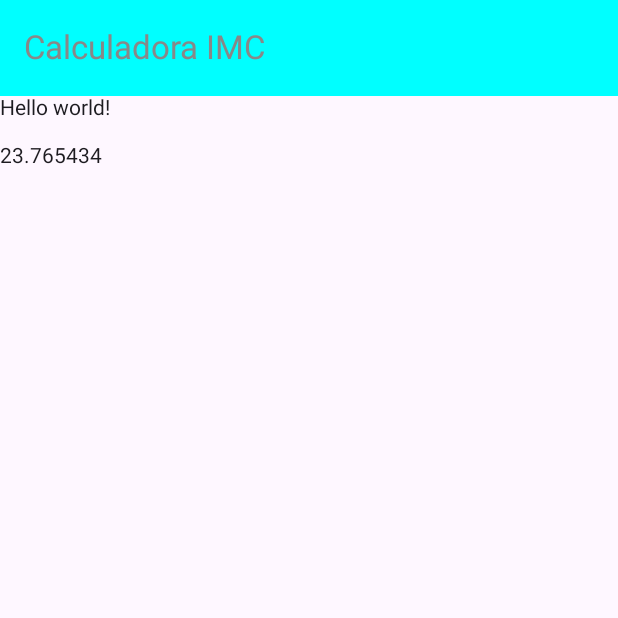
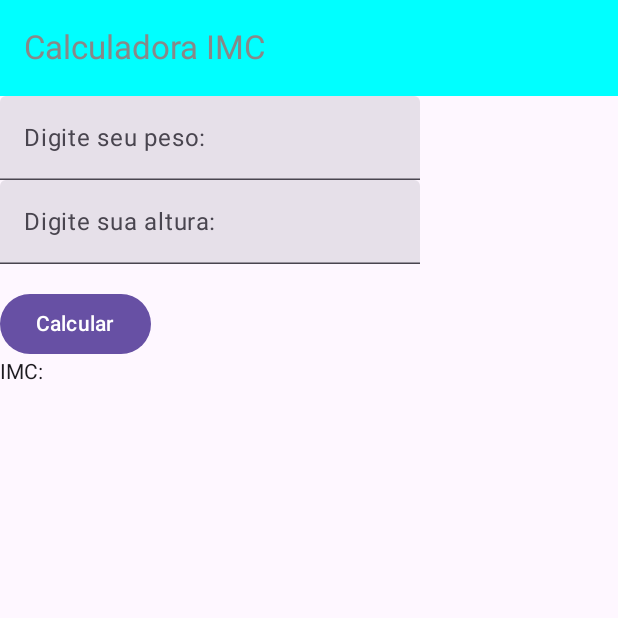
Before and after one commit to eduardorezzadori/IMC-Calculator, an Android app built with Jetpack Compose: the screen it shows after launch (MainActivity), on a phone screen of 412 x 824 dp, the top half of it. Run offline under Robolectric (Android 15) with nearby library versions, the phone set to English and light mode, and no system bars.

Commit message:
chore: criação do layout e do calculo

```diff
--- a/app/src/main/java/com/example/calculadoraimc/MainActivity.kt
+++ b/app/src/main/java/com/example/calculadoraimc/MainActivity.kt
@@ -4,20 +4,29 @@ import android.os.Bundle
 import androidx.activity.ComponentActivity
 import androidx.activity.compose.setContent
 import androidx.activity.enableEdgeToEdge
+import androidx.compose.foundation.layout.Column
+import androidx.compose.foundation.layout.Spacer
 import androidx.compose.foundation.layout.fillMaxSize
+import androidx.compose.foundation.layout.height
 import androidx.compose.foundation.layout.padding
+import androidx.compose.material3.Button
 import androidx.compose.material3.ExperimentalMaterial3Api
 import androidx.compose.material3.Scaffold
 import androidx.compose.material3.Text
+import androidx.compose.material3.TextField
 import androidx.compose.material3.TopAppBar
 import androidx.compose.material3.TopAppBarDefaults
 import androidx.compose.runtime.Composable
+import androidx.compose.runtime.getValue
+import androidx.compose.runtime.mutableStateOf
+import androidx.compose.runtime.remember
+import androidx.compose.runtime.setValue
 import androidx.compose.ui.Modifier
 import androidx.compose.ui.graphics.Color
 import androidx.compose.ui.tooling.preview.Preview
+import androidx.compose.ui.unit.dp
 import com.example.calculadoraimc.ui.theme.CalculadoraIMCTheme
 import kotlin.math.pow
-import kotlin.math.sqrt
 
 class MainActivity : ComponentActivity() {
     override fun onCreate(savedInstanceState: Bundle?) {
@@ -31,13 +40,12 @@ class MainActivity : ComponentActivity() {
 
 @Composable
 @OptIn(ExperimentalMaterial3Api::class)
-fun Home(modifier: Modifier = Modifier) {
+fun Home() {
 
-    var peso: Float = 77F
-    var altura: Float = 1.8F
-
-    var imc: Float = imcCalc(peso, altura)
-
+    var textValuePeso by remember { mutableStateOf("") }
+    var textValueAltura by remember { mutableStateOf("") }
+    var imcResult by remember { mutableStateOf("") }
+    var imc = 0F
 
     Scaffold(
         topBar = {
@@ -54,10 +62,41 @@ fun Home(modifier: Modifier = Modifier) {
         modifier = Modifier.fillMaxSize()
     ) { innerPadding ->
 
-        Text(
-            text = "Hello world! \n\n$imc",
+        Column(
             modifier = Modifier.padding(innerPadding)
-        )
+        ) {
+
+            TextField(
+                value = textValuePeso,
+                onValueChange = { newText ->
+                    textValuePeso = newText
+                },
+                label = { Text("Digite seu peso:") }
+            )
+            TextField(
+                value = textValueAltura,
+                onValueChange = { newText ->
+                    textValueAltura = newText
+                },
+                label = { Text("Digite sua altura:") }
+            )
+            Spacer(
+                modifier = Modifier.height(16.dp)
+            )
+
+            Button(
+                onClick = {
+                    imc = imcCalc(textValuePeso.toFloat(), textValueAltura.toFloat())
+                    imcResult = imc.toString()
+                },
+            ) {
+                Text("Calcular")
+            }
+
+            Text(
+                text = "IMC: $imcResult",
+            )
+        }
     }
 }
 
--- a/gradle/libs.versions.toml
+++ b/gradle/libs.versions.toml
@@ -1,5 +1,5 @@
 [versions]
-agp = "8.10.0"
+agp = "8.10.1"
 kotlin = "2.0.21"
 coreKtx = "1.16.0"
 junit = "4.13.2"
```
